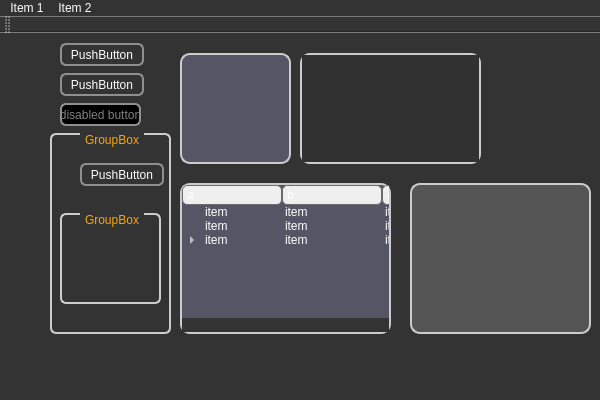
The window that qt-frontend/StyleDemo/mainwindow.ui (phresnel/picogen) describes before a commit, drawn with Qt 5.
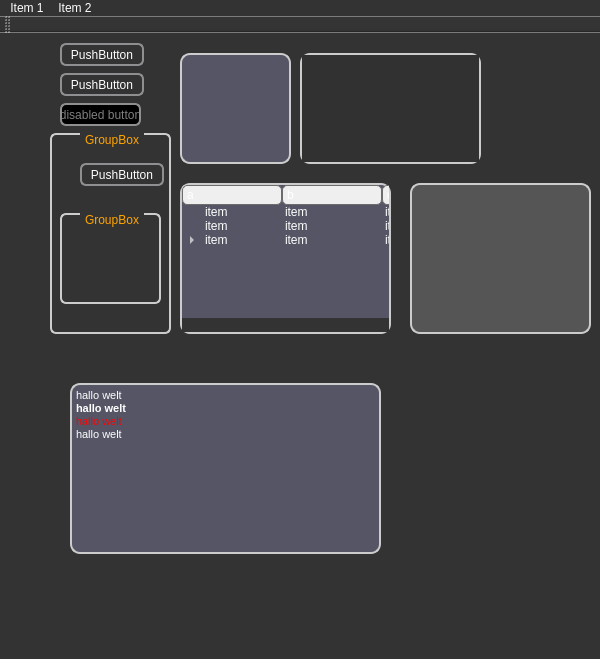
The same window after the commit.

Patch:
```diff
--- a/qt-frontend/StyleDemo/mainwindow.ui
+++ b/qt-frontend/StyleDemo/mainwindow.ui
@@ -7,7 +7,7 @@
     <x>0</x>
     <y>0</y>
     <width>600</width>
-    <height>400</height>
+    <height>659</height>
    </rect>
   </property>
   <property name="font">
@@ -38,7 +38,7 @@
 	color:transparent;
 }
 
-QGraphicsView, QMdiArea, QTreeView {
+QGraphicsView, QMdiArea, QTreeView, QTextEdit {
 	border:2px solid #ccc;
 	border-radius:10px; 
 	background-color:#556;
@@ -344,6 +344,27 @@
      <enum>QFrame::Raised</enum>
     </property>
    </widget>
+   <widget class="QTextEdit" name="textEdit">
+    <property name="geometry">
+     <rect>
+      <x>70</x>
+      <y>350</y>
+      <width>311</width>
+      <height>171</height>
+     </rect>
+    </property>
+    <property name="html">
+     <string>&lt;!DOCTYPE HTML PUBLIC &quot;-//W3C//DTD HTML 4.0//EN&quot; &quot;http://www.w3.org/TR/REC-html40/strict.dtd&quot;&gt;
+&lt;html&gt;&lt;head&gt;&lt;meta name=&quot;qrichtext&quot; content=&quot;1&quot; /&gt;&lt;style type=&quot;text/css&quot;&gt;
+p, li { white-space: pre-wrap; }
+&lt;/style&gt;&lt;/head&gt;&lt;body style=&quot; font-family:'MS Shell Dlg 2'; font-size:8.25pt; font-weight:400; font-style:normal;&quot;&gt;
+&lt;p style=&quot; margin-top:0px; margin-bottom:0px; margin-left:0px; margin-right:0px; -qt-block-indent:0; text-indent:0px;&quot;&gt;&lt;span style=&quot; font-size:8pt;&quot;&gt;hallo welt&lt;/span&gt;&lt;/p&gt;
+&lt;p style=&quot; margin-top:0px; margin-bottom:0px; margin-left:0px; margin-right:0px; -qt-block-indent:0; text-indent:0px;&quot;&gt;&lt;span style=&quot; font-size:8pt; font-weight:600;&quot;&gt;hallo welt&lt;/span&gt;&lt;/p&gt;
+&lt;p style=&quot; margin-top:0px; margin-bottom:0px; margin-left:0px; margin-right:0px; -qt-block-indent:0; text-indent:0px;&quot;&gt;&lt;span style=&quot; font-size:8pt; color:#ff0000;&quot;&gt;hallo welt&lt;/span&gt;&lt;/p&gt;
+&lt;p style=&quot; margin-top:0px; margin-bottom:0px; margin-left:0px; margin-right:0px; -qt-block-indent:0; text-indent:0px;&quot;&gt;&lt;span style=&quot; font-size:8pt;&quot;&gt;hallo welt&lt;/span&gt;&lt;/p&gt;
+&lt;p style=&quot;-qt-paragraph-type:empty; margin-top:0px; margin-bottom:0px; margin-left:0px; margin-right:0px; -qt-block-indent:0; text-indent:0px; font-size:8pt;&quot;&gt;&lt;/p&gt;&lt;/body&gt;&lt;/html&gt;</string>
+    </property>
+   </widget>
   </widget>
   <widget class="QMenuBar" name="menuBar">
    <property name="geometry">
```
Left out of the diff: 2 changed lines with no effect on the pictures.
